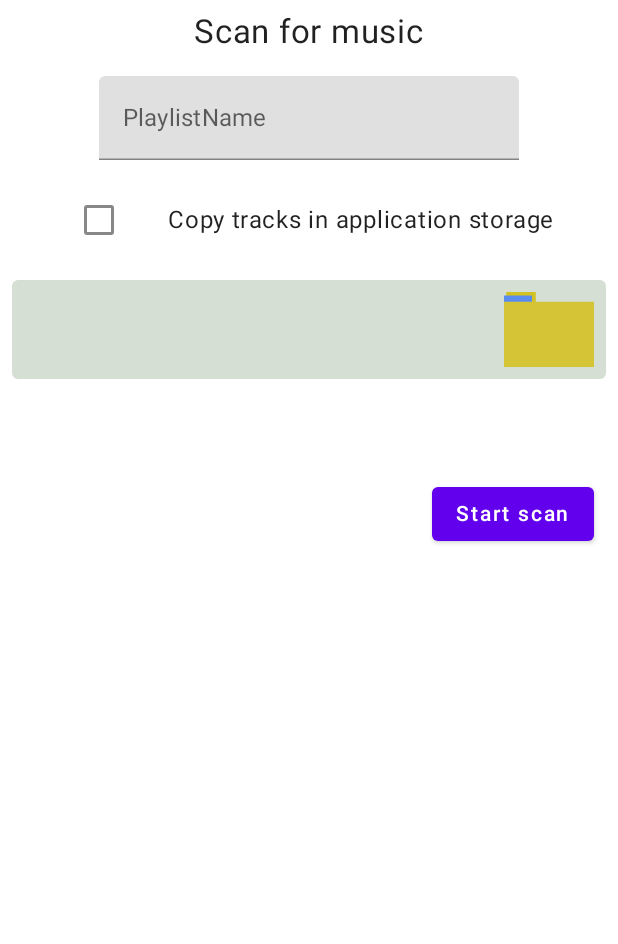
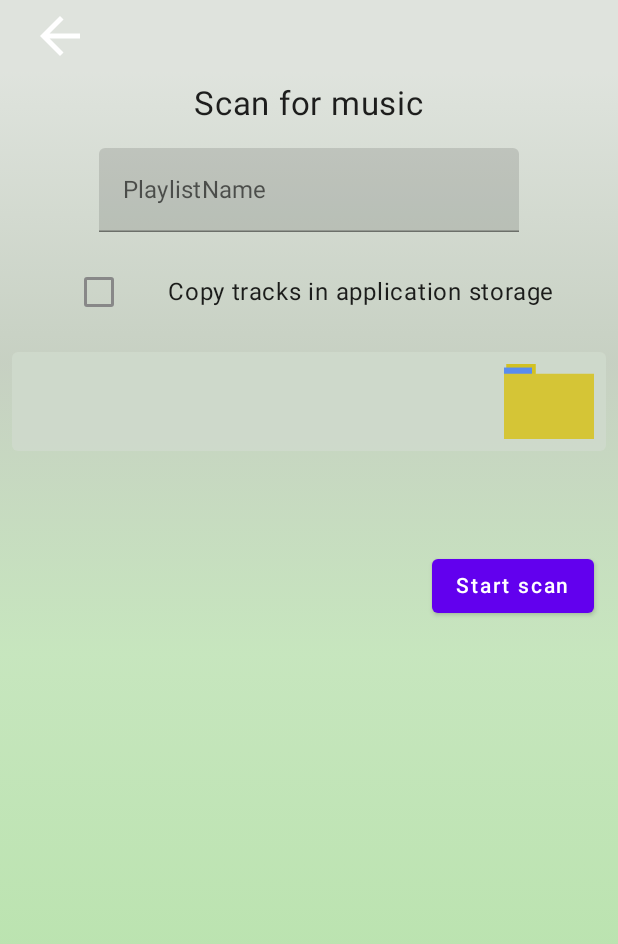
Before and after one commit to PavelB24/SimplePlayer, an Android app built with Jetpack Compose: the ScanScreen screen opened through its navigation route, on a phone screen of 412 x 824 dp. Shown: the top 944 px of the screen. Run offline under Robolectric (Android 15) with nearby library versions, the phone set to English and light mode, and no system bars; our stand-ins replace Room's generated code, accompanist; libraries missing offline, so code that uses them is left out: me.jahnen.libaums; 1 statement that could not run was skipped.

Commit message:
Wrapped test lazycolumn in scan fragment

```diff
--- a/app/src/main/java/com/barinov/simpleplayer/domain/FileWorker.kt
+++ b/app/src/main/java/com/barinov/simpleplayer/domain/FileWorker.kt
@@ -265,7 +265,7 @@ class FileWorker(
 
         data class OnBlockCopied(val megaBytes: Int) : FileWorkEvents
 
-        data class OnSearchCompleted(val count: Int) : FileWorkEvents
+        data class OnSearchCompleted(val names: List<String>) : FileWorkEvents
     }
 
     override fun getInternalStorageRootPath(): String {
--- a/app/src/main/java/com/barinov/simpleplayer/ui/AppUi.kt
+++ b/app/src/main/java/com/barinov/simpleplayer/ui/AppUi.kt
@@ -58,7 +58,7 @@ fun Host(provider: ProvidableCompositionLocal<ScreenProvider>) {
         modifier = Modifier.fillMaxSize(),
         topBar = {
             AnimatedVisibility(
-                visible = provider.current.currentScreen.value is Screen.Import,
+                visible = checkTopBarVisibility(provider.current.currentScreen.value),
                 enter = expandVertically(),
                 exit = shrinkVertically()
             ) {
@@ -101,3 +101,7 @@ fun Host(provider: ProvidableCompositionLocal<ScreenProvider>) {
         }
     )
 }
+
+private fun checkTopBarVisibility(value: Screen): Boolean {
+    return value is Screen.Import || value is Screen.Scan
+}
--- a/app/src/main/java/com/barinov/simpleplayer/ui/ColorsProvider.kt
+++ b/app/src/main/java/com/barinov/simpleplayer/ui/ColorsProvider.kt
@@ -22,6 +22,27 @@ object ColorsProvider {
         )
     }
 
+    fun obtainOnScanScreen(): ColorsContainer{
+        val end = Offset(0f, Float.POSITIVE_INFINITY)
+        val colors: List<Color> = listOf(
+            Color(0xDDDADFD8),
+            Color(0xDDBEC9B9),
+            Color(0xDDBEE2B4),
+            Color(0xDDB1DFA4),
+            Color(0xDDA9E498),
+        )
+        return ColorsContainer(
+            ColorsContainer.Type.GRADIENT,
+            systemTopUiColor = Color(0xDDDADFD8),
+            navBarColor = Color(0xDDA9E498),
+            uiGradient = Brush.linearGradient(
+                colors = colors,
+                start = Offset.Zero,
+                end = end
+            )
+        )
+
+    }
     fun obtainOnHomeScreen(): ColorsContainer {
         val end = Offset(0f, Float.POSITIVE_INFINITY)
         val colors: List<Color> = listOf(
@@ -46,7 +67,9 @@ object ColorsProvider {
     fun obtainOnFileBrowserLight(): ColorsContainer {
         return ColorsContainer(
             ColorsContainer.Type.COLOR,
-            systemTopUiColor = primary_color,
+//            systemTopUiColor = primary_color,
+            systemTopUiColor = Color(0xDD98C288),
+            navBarColor = Color(0xDD98C288),
         )
     }
 }
--- a/app/src/main/java/com/barinov/simpleplayer/ui/Navigation.kt
+++ b/app/src/main/java/com/barinov/simpleplayer/ui/Navigation.kt
@@ -42,7 +42,10 @@ fun NavigationHost(
         }
 
         composable(Screen.ScreenRegister.SCAN.name){
-            ScanScreen(navController = navController)
+            ScanScreen(
+                navController = navController,
+                menuProvider = menuProvider
+            ,)
         }
 
         composable(Screen.ScreenRegister.HOME.name){
--- a/app/src/main/java/com/barinov/simpleplayer/ui/Screen.kt
+++ b/app/src/main/java/com/barinov/simpleplayer/ui/Screen.kt
@@ -12,38 +12,38 @@ sealed class Screen(
     @Immutable
     data class Home(
         override val Toolbar: @Composable () -> Unit = {},
-        override val screenName: ScreenRegister = ScreenRegister.HOME,
         override val backgroundContainer: SystemColorsContainer
-    ) : Screen(Toolbar,  screenName, backgroundContainer)
+    ) : Screen(Toolbar, ScreenRegister.HOME, backgroundContainer)
 
     @Immutable
     data class Import(
         override val Toolbar: @Composable () -> Unit,
-        override val screenName: ScreenRegister = ScreenRegister.IMPORT,
         override val backgroundContainer: SystemColorsContainer
-    ) : Screen(Toolbar, screenName, backgroundContainer)
+    ) : Screen(Toolbar, ScreenRegister.IMPORT, backgroundContainer)
 
     @Immutable
     data class Playlists(
         override val Toolbar: @Composable () -> Unit,
-        override val screenName: ScreenRegister = ScreenRegister.PLAYLISTS,
         override val backgroundContainer: SystemColorsContainer
-    ) : Screen(Toolbar, screenName, backgroundContainer)
+    ) : Screen(Toolbar, ScreenRegister.PLAYLISTS, backgroundContainer)
 
     @Immutable
     data class SelectedPlayList(
         override val Toolbar: @Composable () -> Unit,
-        override val screenName: ScreenRegister = ScreenRegister.PLAYLISTS,
         override val backgroundContainer: SystemColorsContainer
-    ) :  Screen(Toolbar, screenName, backgroundContainer)
+    ) : Screen(Toolbar, ScreenRegister.PLAYLISTS, backgroundContainer)
+
+    @Immutable
+    data class Scan(
+        override val Toolbar: @Composable () -> Unit,
+        override val backgroundContainer: SystemColorsContainer
+    ) : Screen(Toolbar, ScreenRegister.IMPORT, backgroundContainer)
 
     @Immutable
     data class TrackDetails(
         override val Toolbar: @Composable () -> Unit,
-        override val screenName: ScreenRegister = ScreenRegister.TRACK_DETAILS,
         override val backgroundContainer: SystemColorsContainer
-    ) : Screen(Toolbar, screenName, backgroundContainer)
-
+    ) : Screen(Toolbar, ScreenRegister.TRACK_DETAILS, backgroundContainer)
 
 
     @Immutable
--- a/app/src/main/java/com/barinov/simpleplayer/ui/ScreenProvider.kt
+++ b/app/src/main/java/com/barinov/simpleplayer/ui/ScreenProvider.kt
@@ -13,17 +13,17 @@ import androidx.compose.ui.unit.dp
 import com.barinov.simpleplayer.toSystemColorsContainer
 import com.barinov.simpleplayer.ui.components.TopBarBackButton
 import com.barinov.simpleplayer.ui.theme.primary_color
+import com.barinov.simpleplayer.ui.theme.top_bar_color
 
 @Stable
 class ScreenProvider {
 
-    private val _currentScreen = mutableStateOf<Screen>(Screen.Home(
-        backgroundContainer = ColorsProvider.obtainOnHomeScreen().toSystemColorsContainer()
-    ))
+    private val _currentScreen = mutableStateOf<Screen>(
+        Screen.Home(
+            backgroundContainer = ColorsProvider.obtainOnHomeScreen().toSystemColorsContainer()
+        )
+    )
     val currentScreen: State<Screen> = _currentScreen
-
-
-
 
 
     fun onScreenEnter(
@@ -37,17 +37,19 @@ class ScreenProvider {
             Screen.ScreenRegister.HOME -> Screen.Home(
                 backgroundContainer = colors
             )
+
             Screen.ScreenRegister.IMPORT -> Screen.Import(
                 AppBarComponentFactory.obtainAppBarComponent(
-                    NavIcon = {NavIcon()},
-                    TopBarExtras = TopBarExtras
+                    NavIcon = { NavIcon() },
+                    TopBarExtras = TopBarExtras,
+                    topBarColor = colors.systemTopUiColor
                 ),
                 backgroundContainer = colors
             )
 
             Screen.ScreenRegister.PLAYLISTS -> Screen.Playlists(
                 AppBarComponentFactory.obtainAppBarComponent(
-                    NavIcon = {NavIcon()},
+                    NavIcon = { NavIcon() },
                     TopBarExtras = TopBarExtras
                 ),
                 backgroundContainer = colors
@@ -55,14 +57,23 @@ class ScreenProvider {
 
             Screen.ScreenRegister.SELECTED_PLAY_LIST -> Screen.TrackDetails(
                 AppBarComponentFactory.obtainAppBarComponent(
-                    NavIcon = {NavIcon()},
+                    NavIcon = { NavIcon() },
                     TopBarExtras = TopBarExtras
                 ),
                 backgroundContainer = colors
             )
 
             Screen.ScreenRegister.TRACK_DETAILS -> TODO()
-            Screen.ScreenRegister.SCAN -> TODO()
+            Screen.ScreenRegister.SCAN -> {
+                Screen.Scan(
+                    AppBarComponentFactory.obtainAppBarComponent(
+                        NavIcon = { NavIcon() },
+                        TopBarExtras = TopBarExtras,
+                        topBarColor = colors.systemTopUiColor
+                    ),
+                    backgroundContainer = colors
+                )
+            }
         }
     }
 
--- a/app/src/main/java/com/barinov/simpleplayer/ui/screens/FileBrowser.kt
+++ b/app/src/main/java/com/barinov/simpleplayer/ui/screens/FileBrowser.kt
@@ -89,7 +89,7 @@ fun FileBrowser(
         ) {
             items(
                 items = files,
-                key = { it.signatureString },
+                key = { it.hashCode() },
                 itemContent = {
                     FileItem(item = it, interactor = interactor)
                 }
--- a/app/src/main/java/com/barinov/simpleplayer/ui/screens/ScanScreen.kt
+++ b/app/src/main/java/com/barinov/simpleplayer/ui/screens/ScanScreen.kt
@@ -3,16 +3,23 @@ package com.barinov.simpleplayer.ui.screens
 import androidx.compose.animation.AnimatedVisibility
 import androidx.compose.animation.animateContentSize
 import androidx.compose.foundation.Image
+import androidx.compose.foundation.background
 import androidx.compose.foundation.clickable
+import androidx.compose.foundation.isSystemInDarkTheme
 import androidx.compose.foundation.layout.Arrangement
 import androidx.compose.foundation.layout.Box
 import androidx.compose.foundation.layout.Column
 import androidx.compose.foundation.layout.Row
 import androidx.compose.foundation.layout.Spacer
+import androidx.compose.foundation.layout.fillMaxSize
 import androidx.compose.foundation.layout.fillMaxWidth
 import androidx.compose.foundation.layout.height
 import androidx.compose.foundation.layout.padding
 import androidx.compose.foundation.layout.width
+import androidx.compose.foundation.lazy.LazyColumn
+import androidx.compose.foundation.lazy.LazyListState
+import androidx.compose.foundation.lazy.items
+import androidx.compose.foundation.lazy.rememberLazyListState
 import androidx.compose.material.Button
 import androidx.compose.material.Card
 import androidx.compose.material.Checkbox
@@ -21,10 +28,13 @@ import androidx.compose.material.LinearProgressIndicator
 import androidx.compose.material.Text
 import androidx.compose.material.TextField
 import androidx.compose.runtime.Composable
+import androidx.compose.runtime.Immutable
+import androidx.compose.runtime.LaunchedEffect
 import androidx.compose.runtime.collectAsState
 import androidx.compose.runtime.mutableStateOf
 import androidx.compose.runtime.remember
 import androidx.compose.runtime.saveable.rememberSaveable
+import androidx.compose.runtime.toMutableStateList
 import androidx.compose.ui.Alignment
 import androidx.compose.ui.Modifier
 import androidx.compose.ui.graphics.Color
@@ -41,9 +51,20 @@ import com.barinov.simpleplayer.domain.FileWorker
 import com.barinov.simpleplayer.domain.model.CommonFileItem
 import com.barinov.simpleplayer.ellipsizePath
 import com.barinov.simpleplayer.extractPath
+import com.barinov.simpleplayer.toSystemColorsContainer
+import com.barinov.simpleplayer.ui.ColorsContainer
+import com.barinov.simpleplayer.ui.ColorsProvider
+import com.barinov.simpleplayer.ui.MenuType
 import com.barinov.simpleplayer.ui.Screen
+import com.barinov.simpleplayer.ui.ScreenProvider
+import com.barinov.simpleplayer.ui.TopBarConnector
+import com.barinov.simpleplayer.ui.components.TopBarBackButton
+import com.barinov.simpleplayer.ui.components.items.FileItem
+import com.barinov.simpleplayer.ui.components.items.SimpleScannedItem
+import com.barinov.simpleplayer.ui.menuFactory.ScreenMenuProvider
 import com.barinov.simpleplayer.ui.theme.path_card_color
 import com.barinov.simpleplayer.ui.theme.pb_color
+import com.barinov.simpleplayer.ui.uiModels.SelectableSearchedItem
 import com.barinov.simpleplayer.ui.viewModels.ScanViewModel
 import org.koin.androidx.compose.getViewModel
 
@@ -52,10 +73,21 @@ const val PATH_KEY = "path"
 
 @Composable
 fun ScanScreen(
-    navController: NavHostController
+    navController: NavHostController,
+    menuProvider: ScreenProvider,
 ) {
 
     val viewModel: ScanViewModel = getViewModel()
+    val isSystemInDarkTheme = isSystemInDarkTheme()
+
+    val colors =
+        if (!isSystemInDarkTheme) ColorsProvider.obtainOnScanScreen() else ColorsProvider.obtainDefaultLight()
+
+    LaunchedEffect(key1 = Unit) {
+        onScreenEnter(navController, menuProvider, colors)
+    }
+
+
 
     val events = viewModel.events.collectAsState(initial = FileWorker.FileWorkEvents.Idle)
 
@@ -97,9 +129,11 @@ fun ScanScreen(
 
     Box(
         modifier = Modifier
+            .background(colors.uiGradient!!)
 //                .background(Color.White)
 //            .widthPaddingByDisplayMetrics(LocalContext.current, 15)
-            .animateContentSize(),
+            .animateContentSize()
+            .fillMaxSize()
 //            elevation = 8.dp
 //            contentAlignment = Alignment.Center
     ) {
@@ -205,6 +239,32 @@ fun ScanScreen(
                 }
             }
 
+            AnimatedVisibility(visible = events.value is FileWorker.FileWorkEvents.OnSearchCompleted) {
+                if(events.value is FileWorker.FileWorkEvents.OnSearchCompleted){
+                    val lazyListState: LazyListState = rememberLazyListState()
+                    val searched = remember{
+                        mutableStateOf((events.value as? FileWorker.FileWorkEvents.OnSearchCompleted)?.names?.map { SelectableSearchedItem(it, false) } )
+                    }
+                    searched.value?.let { searchedList ->
+                        LazyColumn(
+                            state = lazyListState,
+                            modifier = Modifier.fillMaxWidth()
+                        ) {
+                            items(
+                                items = searchedList,
+                                key = { it.hashCode() },
+                                itemContent = {
+                                    SimpleScannedItem(item = it, onClicked = { item, checked ->
+                                        val index = searchedList.indexOf(item)
+                                        searched.value = searchedList.toMutableStateList().also { it[index] = it[index].copy(checked = checked) }
+                                    })
+                                }
+                            )
+                        }
+                    }
+                }
+            }
+
             Spacer(modifier = Modifier.height(26.dp))
 
             AnimatedVisibility(visible = events.value is FileWorker.FileWorkEvents.OnBlockCopied || events.value is FileWorker.FileWorkEvents.OnCopyStarted) {
@@ -259,7 +319,7 @@ fun ScanScreen(
                     is FileWorker.FileWorkEvents.OnSearchCompleted -> {
                         stringResource(
                             id = R.string.on_tracks_found,
-                            (events.value as FileWorker.FileWorkEvents.OnSearchCompleted).count
+                            (events.value as FileWorker.FileWorkEvents.OnSearchCompleted).names.size
                         )
                     }
 
@@ -325,6 +385,22 @@ fun ScanScreen(
     }
 }
 
+private fun onScreenEnter(
+    navController: NavHostController,
+    menuProvider: ScreenProvider,
+    colors: ColorsContainer
+){
+    menuProvider.onScreenEnter(
+        NavIcon = {
+            TopBarBackButton {
+                navController.navigateUp()
+            }
+        },
+        screen = Screen.ScreenRegister.SCAN,
+        colors = colors.toSystemColorsContainer()
+    )
+}
+
 private fun getButtonAccessByState(state: FileWorker.FileWorkEvents): Boolean =
     state is FileWorker.FileWorkEvents.Idle
             || state is FileWorker.FileWorkEvents.OnSearchCompleted
--- a/app/src/main/java/com/barinov/simpleplayer/ui/theme/Color.kt
+++ b/app/src/main/java/com/barinov/simpleplayer/ui/theme/Color.kt
@@ -6,6 +6,7 @@ val Purple80 = Color(0xFFD0BCFF)
 val PurpleGrey80 = Color(0xFFCCC2DC)
 val Pink80 = Color(0xFFEFB8C8)
 val primary_color = Color(0xDD90E27D)
+val top_bar_color = Color(0xDD66A757)
 val pb_color = Color(0xDD76B967)
 val path_card_color = Color(0xDDD0DBCD)
 val selectable_color = Color(0xE6E0E2)
--- /dev/null
+++ b/app/src/main/java/com/barinov/simpleplayer/ui/uiModels/SelectableSearchedItem.kt
@@ -0,0 +1,6 @@
+package com.barinov.simpleplayer.ui.uiModels
+
+data class SelectableSearchedItem(
+    val name: String,
+    val checked: Boolean
+)
```
Also changed, not shown: app/src/main/java/com/barinov/simpleplayer/domain/util/SearchUtil.kt (+5 -4 lines), app/src/main/java/com/barinov/simpleplayer/ui/components/items/SimpleScannedItem.kt (added, +30 -0 lines).
